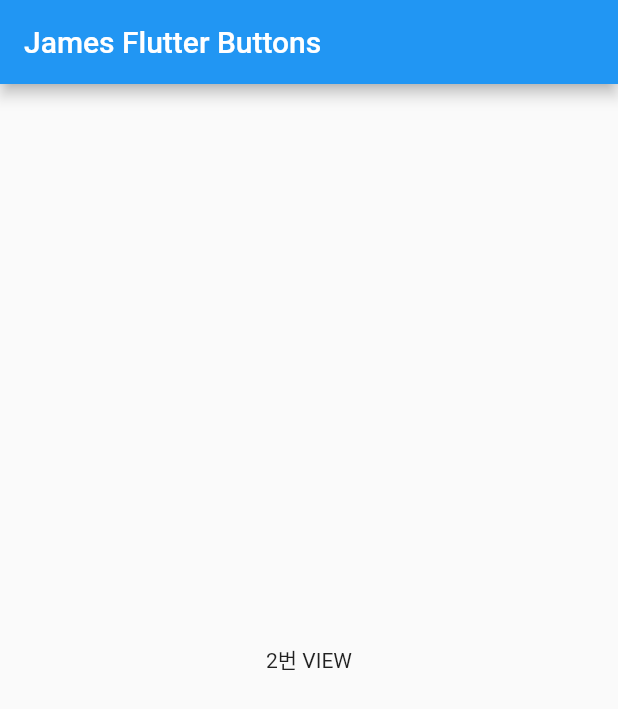
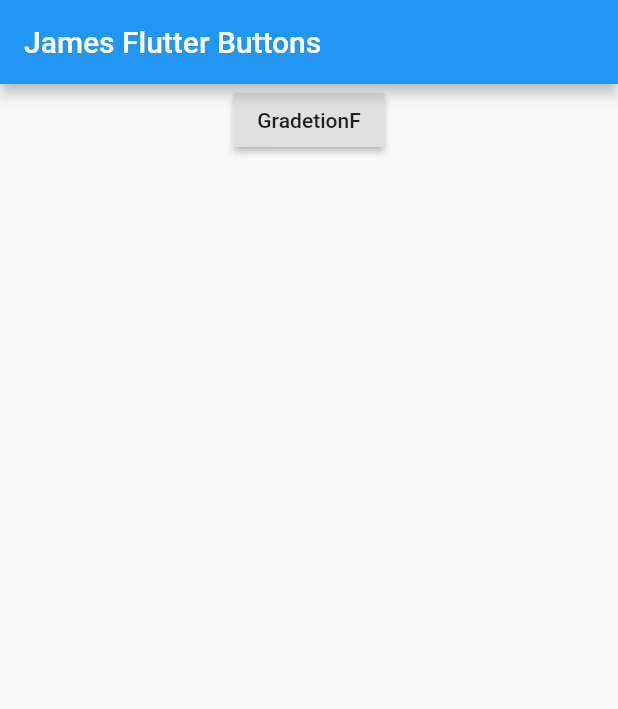
Before and after one commit to SHINDONGDONG/flutter_tutorial, a Flutter app: the screen it shows after launch, swiped to page 2, on a phone screen of 412 x 824 dp. Shown: the top 709 px of the screen. Run offline on Flutter 3.47's test engine with Material 2 defaults, Android fonts, the phone set to English and light mode, and no system bars; our stand-ins replace flutter_local_notifications, fluttertoast, youtube_player_flutter.

```diff
--- a/lib/main.dart
+++ b/lib/main.dart
@@ -6,7 +6,9 @@ import 'package:flutter_james/children_listMap.dart';
 import 'package:flutter_james/customAppbar.dart';
 import 'package:flutter_james/dataPage.dart';
 import 'package:flutter_james/dateTimeCal.dart';
+import 'package:flutter_james/gradetion.dart';
 import 'package:flutter_james/image_picker.dart';
+import 'package:flutter_james/MediaQ.dart';
 import 'package:flutter_james/notifications.dart';
 import 'package:flutter_james/screenRotation.dart';
 import 'package:flutter_james/share.dart';
@@ -205,6 +207,24 @@ class HomeScreen extends StatelessWidget {
                 ],
               ),
             ),
+            // SizedBox(height: 20,),
+            // Container(
+            //   child: Column(
+            //     children: [
+            //       Container(
+            //       ),
+            //       RaisedButton(onPressed: ()  {
+            //
+            //         Navigator.of(context).push(MaterialPageRoute(
+            //           builder: (context)=>Share()
+            //         ),
+            //         );
+            //       },
+            //         child: Text('Share'),
+            //       ),
+            //     ],
+            //   ),
+            // ),
             SizedBox(height: 20,),
             Container(
               child: Column(
@@ -212,27 +232,37 @@ class HomeScreen extends StatelessWidget {
                   Container(
                   ),
                   RaisedButton(onPressed: ()  {
-
                     Navigator.of(context).push(MaterialPageRoute(
-                      builder: (context)=>Share()
+                        builder: (context)=>MediaQ()
                     ),
                     );
                   },
-                    child: Text('Share'),
+                    child: Text('MediaQ'),
                   ),
                 ],
               ),
             ),
-
           ],
         ),
 
 
+
       ),
           Container(
-            child: Center(
-              child: Text('2번 VIEW'),
+           child: Column(
+              children: [
+              Container(
+          ),
+          RaisedButton(onPressed: ()  {
+            Navigator.of(context).push(MaterialPageRoute(
+                builder: (context)=>GradetionF()
             ),
+            );
+          },
+            child: Text('GradetionF'),
+          ),
+        ],
+      ),
           )
         ],
       )
```
Also changed, not shown: lib/MediaQ.dart (added, +32 -0 lines), lib/gradetion.dart (added, +40 -0 lines), lib/share.dart (+25 -26 lines).
